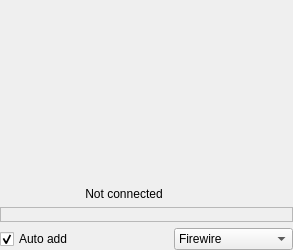
The window that src/widgets/recmonitor_ui.ui (KDE/kdenlive) describes before a commit, drawn with Qt 5.
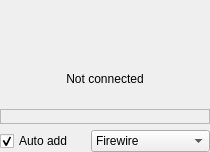
The same window after the commit. Custom widgets are drawn as their Qt base class.

Patch:
```diff
--- a/src/widgets/recmonitor_ui.ui
+++ b/src/widgets/recmonitor_ui.ui
@@ -6,8 +6,8 @@
    <rect>
     <x>0</x>
     <y>0</y>
-    <width>293</width>
-    <height>250</height>
+    <width>210</width>
+    <height>152</height>
    </rect>
   </property>
   <layout class="QGridLayout" name="gridLayout">
@@ -16,12 +16,6 @@
    </property>
    <item row="0" column="0" colspan="3">
     <widget class="QFrame" name="video_capture">
-     <property name="sizePolicy">
-      <sizepolicy hsizetype="Expanding" vsizetype="Expanding">
-       <horstretch>0</horstretch>
-       <verstretch>0</verstretch>
-      </sizepolicy>
-     </property>
      <property name="frameShape">
       <enum>QFrame::NoFrame</enum>
      </property>
@@ -33,14 +27,8 @@
      </property>
     </widget>
    </item>
-   <item row="1" column="1">
+   <item row="1" column="0" colspan="3">
     <widget class="QLabel" name="video_frame">
-     <property name="sizePolicy">
-      <sizepolicy hsizetype="Expanding" vsizetype="Preferred">
-       <horstretch>0</horstretch>
-       <verstretch>0</verstretch>
-      </sizepolicy>
-     </property>
      <property name="text">
       <string>Not connected</string>
      </property>
```
